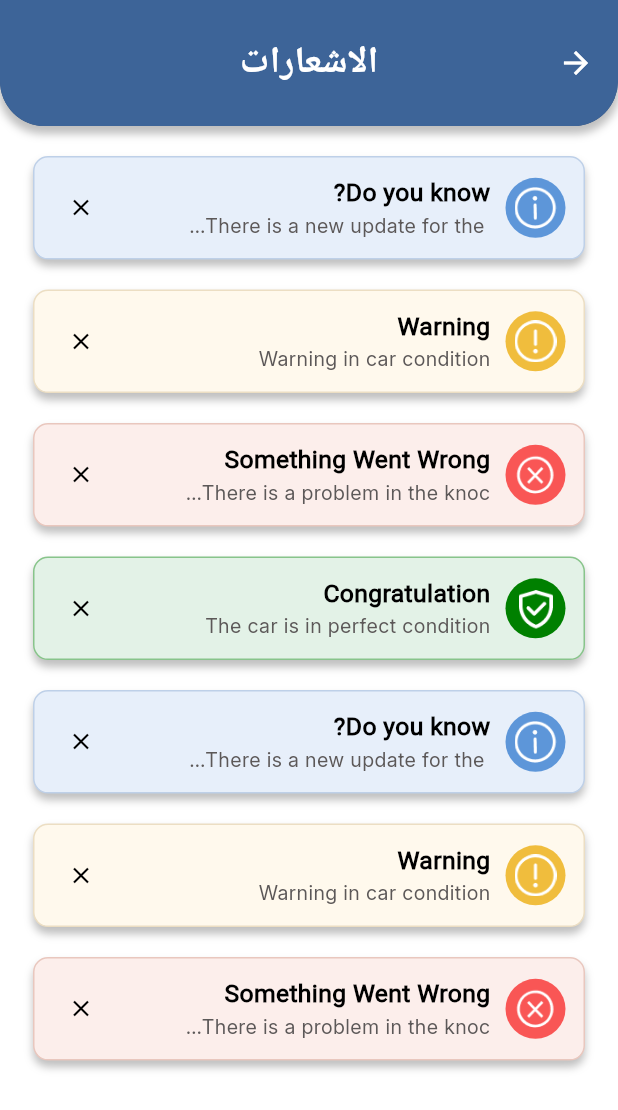
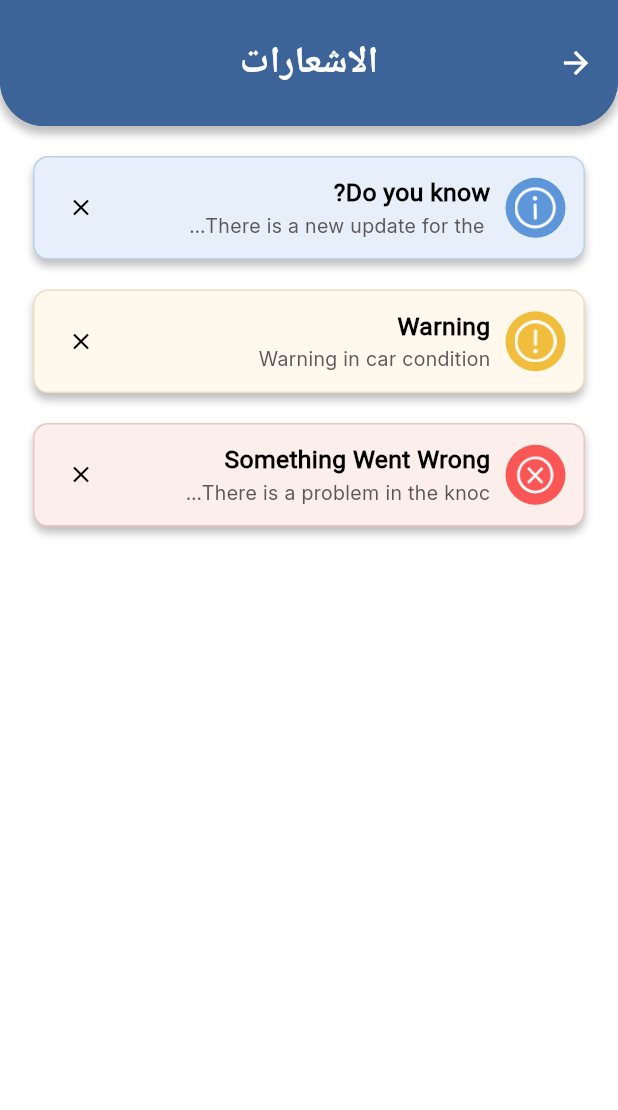
Before and after one commit to GraduationTeam12/Owner_Application, a Flutter app: the NotificationScreen screen opened directly, after a tap on the "close" icon, on a phone screen of 412 x 824 dp. Shown: the top 1110 px of the screen. Run offline on Flutter 3.47's test engine with Material 3 defaults, Android fonts, the phone set to English and light mode, and no system bars; our stand-ins replace bloc, dartz, device_preview, dio, easy_localization, equatable and 16 more; accounts and stored records are empty.

Commit message:
add new notification cubit

```diff
--- a/lib/core/data/repo/notification_repo.dart
+++ /dev/null
@@ -1,79 +0,0 @@
-import 'package:flutter/material.dart';
-import '../model/notification_model.dart';
-
-class NotificationRepo {
-  static final List<NotificationModel> _notifications = [
-    NotificationModel(
-      title: 'Congratulation',
-      subject: "The car is in perfect condition",
-      pathIconImage: "assets/images/auth_images/notification_congr.png",
-      backgroundCard: Color.fromRGBO(227, 242, 231, 1),
-      borderColor: Color.fromRGBO(0, 128, 0, 0.4),
-      backgroundIcon: Color.fromRGBO(0, 128, 0, 1),
-    ),
-    NotificationModel(
-      title: 'Do you know?',
-      subject: "There is a new update for the App",
-      pathIconImage: "assets/images/auth_images/notification_know.png",
-      backgroundCard: Color.fromRGBO(231, 239, 250, 1),
-      borderColor: Color.fromRGBO(190, 208, 232, 1),
-      backgroundIcon: Color.fromRGBO(93, 150, 217, 1),
-    ),
-    NotificationModel(
-      title: 'Warning',
-      subject: "Warning in car condition",
-      pathIconImage: "assets/images/auth_images/notification_warning.png",
-      backgroundCard: Color.fromRGBO(255, 249, 237, 1),
-      borderColor: Color.fromRGBO(236, 222, 195, 1),
-      backgroundIcon: Color.fromRGBO(240, 189, 61, 1),
-    ),
-    NotificationModel(
-      title: 'Something Went Wrong',
-      subject: "There is a problem in the knock sensor",
-      pathIconImage: "assets/images/auth_images/notification_error.png",
-      backgroundCard: Color.fromRGBO(252, 238, 235, 1),
-      borderColor: Color.fromRGBO(233, 199, 190, 1),
-      backgroundIcon: Color.fromRGBO(249, 86, 85, 1),
-    ),
-    NotificationModel(
-      title: 'Congratulation',
-      subject: "The car is in perfect condition",
-      pathIconImage: "assets/images/auth_images/notification_congr.png",
-      backgroundCard: Color.fromRGBO(227, 242, 231, 1),
-      borderColor: Color.fromRGBO(0, 128, 0, 0.4),
-      backgroundIcon: Color.fromRGBO(0, 128, 0, 1),
-    ),
-    NotificationModel(
-      title: 'Do you know?',
-      subject: "There is a new update for the App",
-      pathIconImage: "assets/images/auth_images/notification_know.png",
-      backgroundCard: Color.fromRGBO(231, 239, 250, 1),
-      borderColor: Color.fromRGBO(190, 208, 232, 1),
-      backgroundIcon: Color.fromRGBO(93, 150, 217, 1),
-    ),
-    NotificationModel(
-      title: 'Warning',
-      subject: "Warning in car condition",
-      pathIconImage: "assets/images/auth_images/notification_warning.png",
-      backgroundCard: Color.fromRGBO(255, 249, 237, 1),
-      borderColor: Color.fromRGBO(236, 222, 195, 1),
-      backgroundIcon: Color.fromRGBO(240, 189, 61, 1),
-    ),
-    NotificationModel(
-      title: 'Something Went Wrong',
-      subject: "There is a problem in the knock sensor",
-      pathIconImage: "assets/images/auth_images/notification_error.png",
-      backgroundCard: Color.fromRGBO(252, 238, 235, 1),
-      borderColor: Color.fromRGBO(233, 199, 190, 1),
-      backgroundIcon: Color.fromRGBO(249, 86, 85, 1),
-    ),
-  ];
-
-  static List<NotificationModel> getNotifications() => List.from(_notifications);
-
-  static void removeNotification(int index) {
-    if (index >= 0 && index < _notifications.length) {
-      _notifications.removeAt(index);
-    }
-  }
-}
--- /dev/null
+++ b/lib/core/logic/notification_cubit/notification_cubit.dart
@@ -0,0 +1,59 @@
+import 'package:bloc/bloc.dart';
+import 'package:equatable/equatable.dart';
+import 'package:flutter/material.dart';
+import 'package:user_app/core/data/model/notification_model.dart';
+
+part 'notification_state.dart';
+
+class NotificationCubit extends Cubit<NotificationState> {
+  NotificationCubit() : super(NotificationInitial()) {
+    loadNotifications(); // تحميل الإشعارات عند إنشاء الكيوبت
+  }
+
+  final List<NotificationModel> _notifications = [
+    NotificationModel(
+      title: 'Congratulation',
+      subject: "The car is in perfect condition",
+      pathIconImage: "assets/images/auth_images/notification_congr.png",
+      backgroundCard: Color.fromRGBO(227, 242, 231, 1),
+      borderColor: Color.fromRGBO(0, 128, 0, 0.4),
+      backgroundIcon: Color.fromRGBO(0, 128, 0, 1),
+    ),
+    NotificationModel(
+      title: 'Do you know?',
+      subject: "There is a new update for the App",
+      pathIconImage: "assets/images/auth_images/notification_know.png",
+      backgroundCard: Color.fromRGBO(231, 239, 250, 1),
+      borderColor: Color.fromRGBO(190, 208, 232, 1),
+      backgroundIcon: Color.fromRGBO(93, 150, 217, 1),
+    ),
+    NotificationModel(
+      title: 'Warning',
+      subject: "Warning in car condition",
+      pathIconImage: "assets/images/auth_images/notification_warning.png",
+      backgroundCard: Color.fromRGBO(255, 249, 237, 1),
+      borderColor: Color.fromRGBO(236, 222, 195, 1),
+      backgroundIcon: Color.fromRGBO(240, 189, 61, 1),
+    ),
+    NotificationModel(
+      title: 'Something Went Wrong',
+      subject: "There is a problem in the knock sensor",
+      pathIconImage: "assets/images/auth_images/notification_error.png",
+      backgroundCard: Color.fromRGBO(252, 238, 235, 1),
+      borderColor: Color.fromRGBO(233, 199, 190, 1),
+      backgroundIcon: Color.fromRGBO(249, 86, 85, 1),
+    ),
+  ];
+
+  void loadNotifications() {
+    emit(NotificationInitial()); // إعادة الحالة الابتدائية
+    emit(NotificationLoaded(List.of(_notifications), _notifications.length));
+  }
+
+  void removeNotification(int index) {
+    if (index >= 0 && index < _notifications.length) {
+      _notifications.removeAt(index);
+      emit(NotificationLoaded(List.of(_notifications), _notifications.length));
+    }
+  }
+}
--- /dev/null
+++ b/lib/core/logic/notification_cubit/notification_state.dart
@@ -0,0 +1,20 @@
+part of 'notification_cubit.dart';
+
+abstract class NotificationState extends Equatable {
+  const NotificationState();
+
+  @override
+  List<Object> get props => [];
+}
+
+class NotificationInitial extends NotificationState {}
+
+class NotificationLoaded extends NotificationState {
+  final List<NotificationModel> notifications;
+  final int count; // إضافة عدد الإشعارات
+
+  const NotificationLoaded(this.notifications, this.count);
+
+  @override
+  List<Object> get props => [notifications, count];
+}
--- a/lib/main.dart
+++ b/lib/main.dart
@@ -10,6 +10,7 @@ import 'package:user_app/constants/pages_name.dart';
 import 'package:user_app/core/api/end_points.dart';
 import 'package:user_app/core/cache/cache_helper.dart';
 import 'package:user_app/core/logic/logout_cubit/logout_cubit.dart';
+import 'package:user_app/core/logic/notification_cubit/notification_cubit.dart';
 import 'package:user_app/core/logic/theme_cubit/theme_cubit.dart';
 import 'package:user_app/firebase_options.dart';
 import 'package:user_app/generated/codegen_loader.g.dart';
@@ -43,6 +44,7 @@ Future<void> main() async {
         BlocProvider(
           create: (context) => ThemeCubit()..getTheme(),
         ),
+         BlocProvider(create: (_) => NotificationCubit()..loadNotifications()),
       ],
       child: EasyLocalization(
         supportedLocales: [Locale('ar'), Locale('en')],
--- a/lib/presentation/screens/owner_screens/notification_screen.dart
+++ b/lib/presentation/screens/owner_screens/notification_screen.dart
@@ -5,7 +5,8 @@ import 'package:flutter/material.dart';
 import 'package:flutter_bloc/flutter_bloc.dart';
 import 'package:user_app/constants/app_style.dart';
 import 'package:user_app/constants/colors.dart';
-import 'package:user_app/core/data/repo/notification_repo.dart';
+import 'package:user_app/core/logic/notification_cubit/notification_cubit.dart';
+// import 'package:user_app/core/data/repo/notification_repo.dart';
 import 'package:user_app/core/logic/theme_cubit/theme_cubit.dart';
 import 'package:user_app/generated/locale_keys.g.dart';
 import 'package:user_app/presentation/widgets/notification_card.dart';
@@ -18,7 +19,7 @@ class NotificationScreen extends StatefulWidget {
 }
 
 class _NotificationScreenState extends State<NotificationScreen> {
-  List notifications = NotificationRepo.getNotifications();
+  // List notifications = NotificationRepo.getNotifications();
 
   @override
   Widget build(BuildContext context) {
@@ -73,7 +74,15 @@ class _NotificationScreenState extends State<NotificationScreen> {
         ),
         centerTitle: true,
       ),
-      body: SingleChildScrollView(
+      body: BlocBuilder<NotificationCubit, NotificationState>(
+        builder: (context, state) {
+           if (state is NotificationInitial) {
+            return Center(child: CircularProgressIndicator());
+          } else if (state is NotificationLoaded) {
+
+                                      print(
+                                          "------- ---- ${state.count} ----- ---------");
+          return SingleChildScrollView(
             child: Column(
               children: [
                 Padding(
@@ -81,22 +90,19 @@ class _NotificationScreenState extends State<NotificationScreen> {
                   child: ListView.builder(
                       shrinkWrap: true,
                       physics: NeverScrollableScrollPhysics(),
-                  itemCount: notifications.length,
+                      itemCount: state.notifications.length,
                       itemBuilder: (context, index) {
-                    return  NotificationCard(
-                            title: notifications[index].title,
-                            subject: notifications[index].subject,
-                            pathIconImage:notifications[index].pathIconImage,
-                            backgroundCard:notifications[index].backgroundCard,
-                            borderColor: notifications[index].borderColor,
-                            backgroundIcon: notifications[index].backgroundIcon,
+                        return NotificationCard(
+                          title: state.notifications[index].title,
+                          subject: state.notifications[index].subject,
+                          pathIconImage: state.notifications[index].pathIconImage,
+                          backgroundCard: state.notifications[index].backgroundCard,
+                          borderColor: state.notifications[index].borderColor,
+                          backgroundIcon: state.notifications[index].backgroundIcon,
                           onClose: () {
-                              setState(() {
-                                    NotificationRepo.removeNotification(index);
-                                    notifications = NotificationRepo.getNotifications();
-                                    });
+                            context.read<NotificationCubit>().removeNotification(index);
                           },
-                            onClick: () {  },
+                          onClick: () {},
                         );
                         // InkWell(
                         //     onTap: () {},
@@ -148,6 +154,10 @@ class _NotificationScreenState extends State<NotificationScreen> {
                 )
               ],
             ),
+          );
+    }
+    return Container();
+     },
       ),
     );
   }
--- a/pubspec.yaml
+++ b/pubspec.yaml
@@ -62,6 +62,7 @@ dependencies:
   easy_localization: ^3.0.7+1
   socket_io_client: ^3.0.2
   app_settings: ^5.0.0
+  equatable: ^2.0.7
 
 dev_dependencies:
   flutter_test:
```
Also changed, not shown: assets/images/auth_images/notification_not.svg (added), pubspec.lock. Lines whose indentation alone changed are shown as unchanged.
